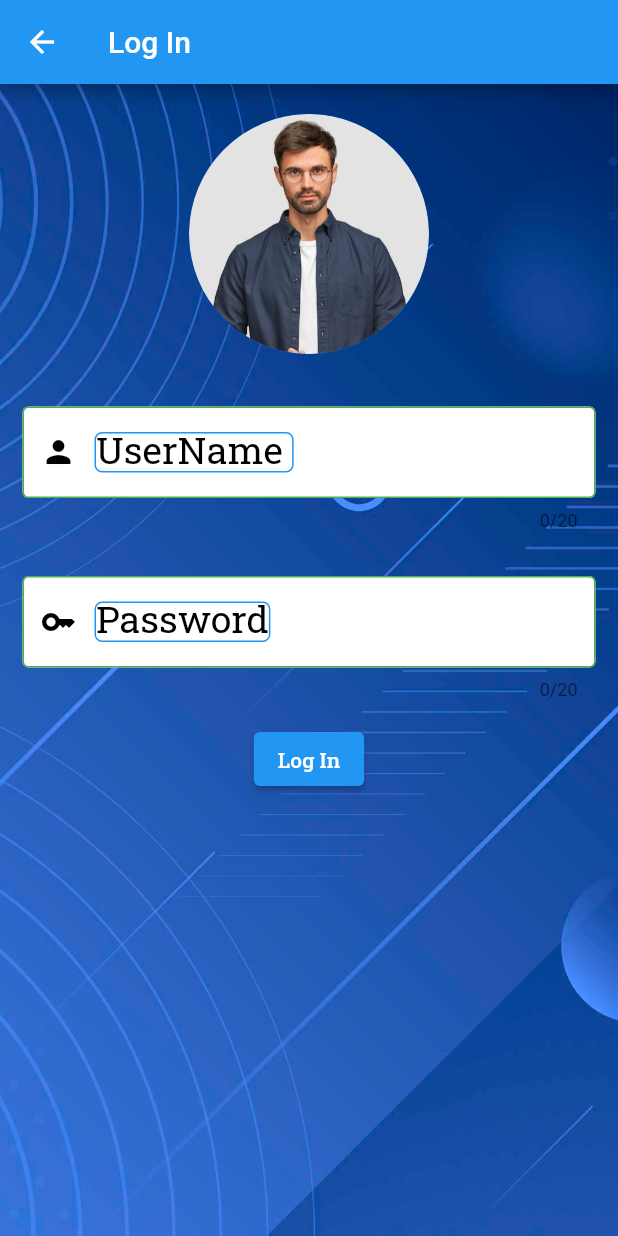
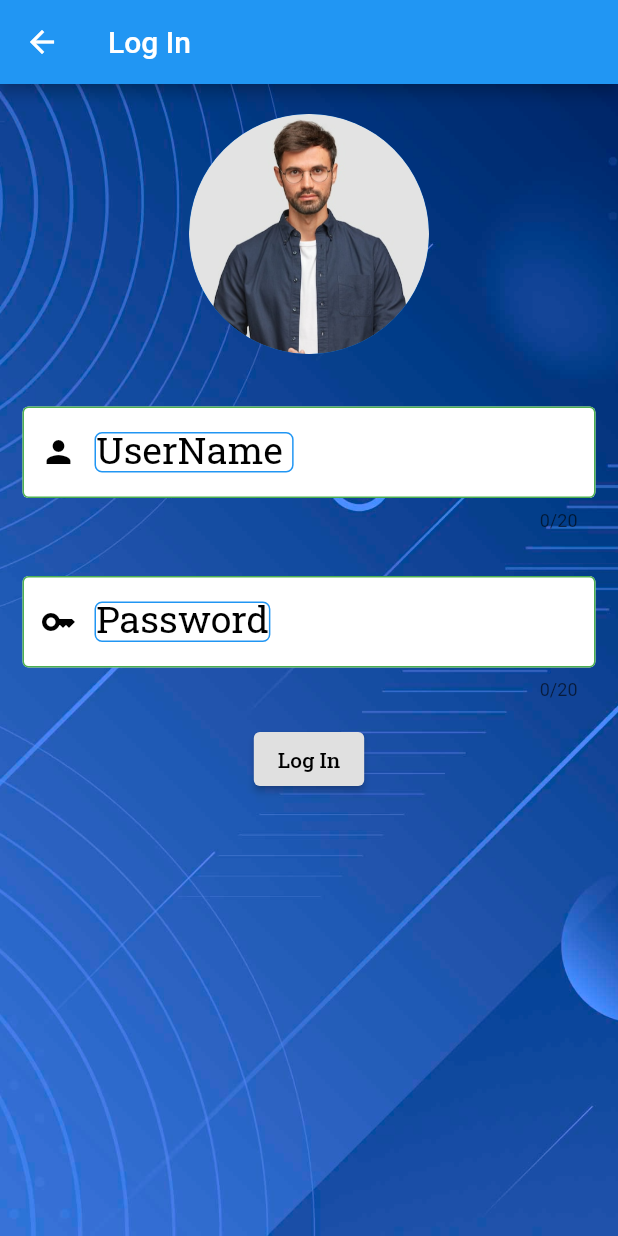
Before and after one commit to YazeedGhazalat/Assignment-8, a Flutter app: the screen it shows after launch, after a tap on "log_in Page", on a phone screen of 412 x 824 dp. Run offline on Flutter 3.47's test engine with Material 2 defaults, Android fonts, the phone set to English and light mode, and no system bars.

Commit message:
this is 1st update

```diff
--- a/lib/Home.dart
+++ b/lib/Home.dart
@@ -23,6 +23,8 @@ class _HomeState extends State<Home> {
               children: [
                 ElevatedButton(
                     style: ElevatedButton.styleFrom(
+                        minimumSize: const Size(250, 50),
+                        maximumSize: const Size(300, 50),
                         backgroundColor: Colors.grey.shade300),
                     onPressed: (() {
                       Navigator.push(context,
@@ -37,8 +39,13 @@ class _HomeState extends State<Home> {
                           fontFamily: "RobotoSlab",
                           fontSize: 30),
                     )),
+                SizedBox(
+                  height: 20,
+                ),
                 ElevatedButton(
                     style: ElevatedButton.styleFrom(
+                        minimumSize: const Size(250, 50),
+                        maximumSize: const Size(300, 50),
                         backgroundColor: Colors.grey.shade300),
                     onPressed: (() {
                       Navigator.push(context,
--- a/lib/screens/login.dart
+++ b/lib/screens/login.dart
@@ -132,6 +132,8 @@ class _Log_inState extends State<Log_in> {
                 ),
               ),
               ElevatedButton(
+                style: ElevatedButton.styleFrom(
+                    backgroundColor: Colors.grey.shade300),
                 onPressed: (() {
                   if (nameController.text == "yazeed" &&
                       passwordController.text == "1234") {
@@ -228,7 +230,8 @@ class _Log_inState extends State<Log_in> {
                 }),
                 child: Text(
                   "Log In",
-                  style: TextStyle(fontFamily: "RobotoSlab"),
+                  style:
+                      TextStyle(fontFamily: "RobotoSlab", color: Colors.black),
                 ),
               ),
             ],
```
